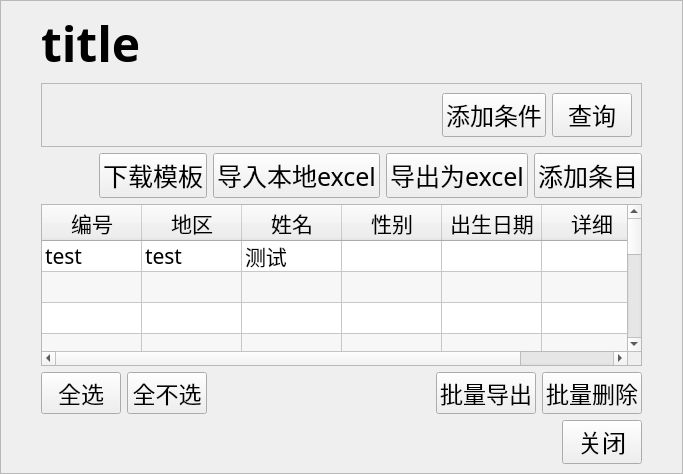
This is ui/page_elements/search_page/page.ui in ArcherLuo233/election-s-prediction as Qt 5 draws it before an edit. The edited form follows.
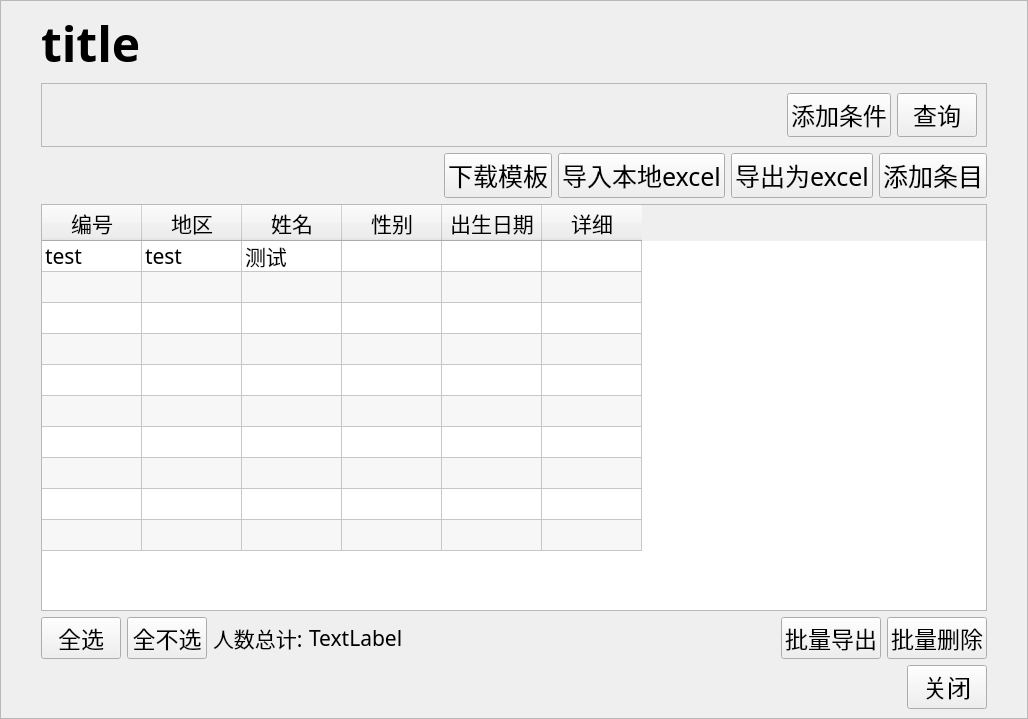
This is the edited form. Custom widgets are drawn as their Qt base class.

```diff
--- a/ui/page_elements/search_page/page.ui
+++ b/ui/page_elements/search_page/page.ui
@@ -6,8 +6,8 @@
             <rect>
                 <x>0</x>
                 <y>0</y>
-                <width>683</width>
-                <height>474</height>
+                <width>1028</width>
+                <height>719</height>
             </rect>
         </property>
         <property name="font">
@@ -354,6 +354,32 @@
                                         </property>
                                     </widget>
                                 </item>
+                                <item>
+                                    <widget class="QLabel" name="lable_11">
+                                        <property name="font">
+                                            <font>
+                                                <family>黑体</family>
+                                                <pointsize>16</pointsize>
+                                            </font>
+                                        </property>
+                                        <property name="text">
+                                            <string>人数总计:</string>
+                                        </property>
+                                    </widget>
+                                </item>
+                                <item>
+                                    <widget class="QLabel" name="sum">
+                                        <property name="font">
+                                            <font>
+                                                <family>黑体</family>
+                                                <pointsize>16</pointsize>
+                                            </font>
+                                        </property>
+                                        <property name="text">
+                                            <string>TextLabel</string>
+                                        </property>
+                                    </widget>
+                                </item>
                                 <item>
                                     <spacer name="horizontalSpacer_6">
                                         <property name="orientation">
```
